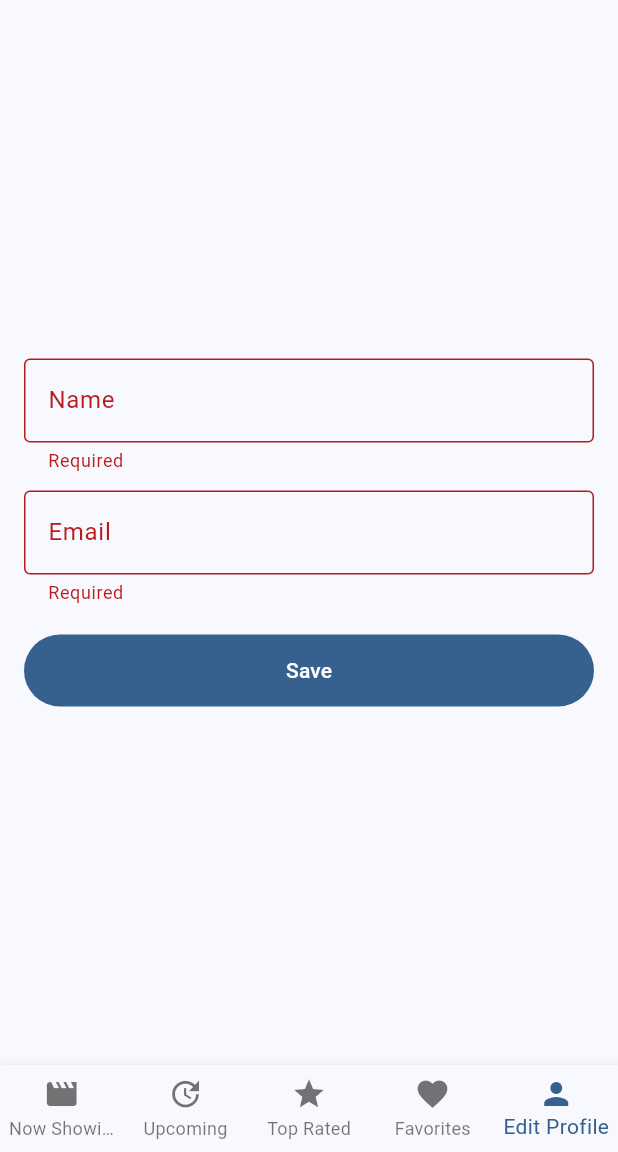
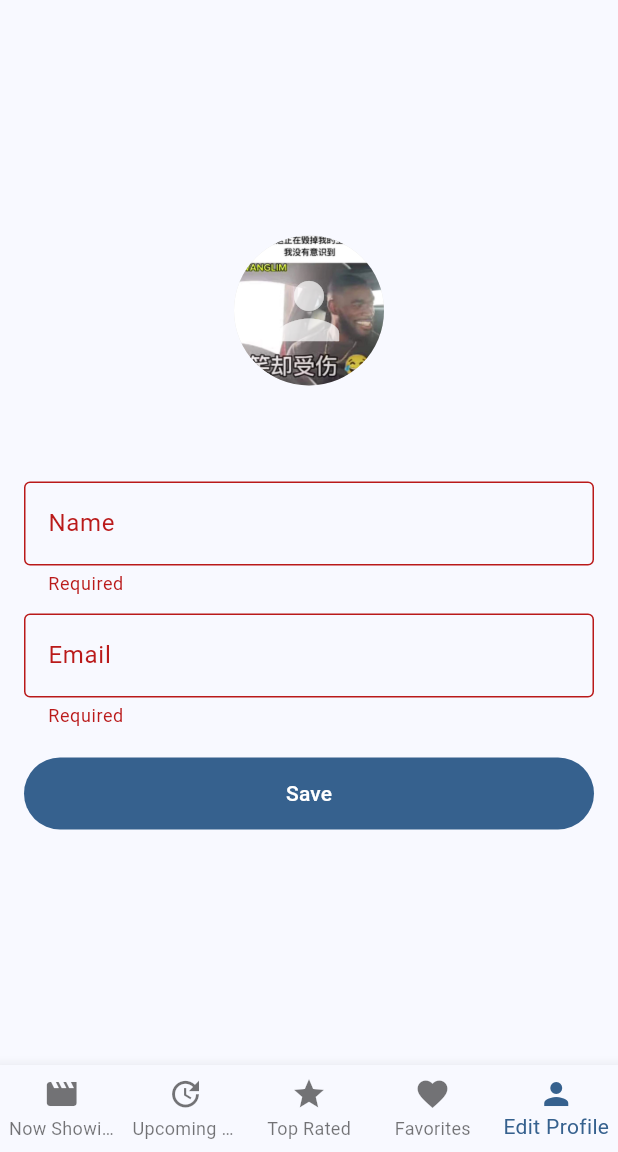
Before and after one commit to muhfaizrahman/final-project-flutter, a Flutter app: the TabsPage screen opened by its route, item 5 of the bottom bar chosen, after a tap on "Save", on a phone screen of 412 x 824 dp, the part 84-1236 px from its top. Run offline on Flutter 3.47's test engine with Material 3 defaults, Android fonts, the phone set to English and light mode, and no system bars.

Commit message:
edit profile page

```diff
--- a/lib/pages/edit_profile_page.dart
+++ b/lib/pages/edit_profile_page.dart
@@ -19,29 +19,46 @@ class _EditProfilePageState extends State<EditProfilePage> {
     super.dispose();
   }
 
-  String? _req(String? v) => (v == null || v.trim().isEmpty) ? 'Required' : null;
+  String? _req(String? v) =>
+      (v == null || v.trim().isEmpty) ? 'Required' : null;
 
   void _save() {
     if (!_formKey.currentState!.validate()) return;
     ScaffoldMessenger.of(context).showSnackBar(
       const SnackBar(content: Text('Profile updated (local only).')),
     );
-    Navigator.pop(context);
   }
 
   @override
   Widget build(BuildContext context) {
     return Scaffold(
-      // appBar: AppBar(title: const Text('Edit Profile')),
       body: Center(
         child: ConstrainedBox(
           constraints: const BoxConstraints(maxWidth: 420),
           child: Padding(
             padding: const EdgeInsets.all(16),
-            child: Form(
-              key: _formKey,
             child: ListView(
               shrinkWrap: true,
+              children: [
+                Column(
+                  children: [
+                    CircleAvatar(
+                      radius: 50,
+                      backgroundColor: Colors.grey.shade300,
+                      backgroundImage: AssetImage('assets/images/profil.png'),
+                      child: const Icon(
+                        Icons.person,
+                        size: 60,
+                        color: Colors.white70,
+                      )
+                    ),
+                    const SizedBox(height: 64),
+                  ],
+                ),
+
+                Form(
+                  key: _formKey,
+                  child: Column(
                     children: [
                       TextFormField(
                         controller: _nameCtrl,
@@ -64,11 +81,14 @@ class _EditProfilePageState extends State<EditProfilePage> {
                       const SizedBox(height: 20),
                       FilledButton(
                         onPressed: _save,
-                    style: FilledButton.styleFrom(minimumSize: const Size.fromHeight(48)),
+                        style: FilledButton.styleFrom(
+                            minimumSize: const Size.fromHeight(48)),
                         child: const Text('Save'),
                       ),
                     ],
                   ),
+                ),
+              ],
             ),
           ),
         ),
--- a/lib/pages/now_showing_page.dart
+++ b/lib/pages/now_showing_page.dart
@@ -1,4 +1,3 @@
-import 'package:final_project/pages/movie_detail_page.dart';
 import 'package:flutter/material.dart';
 import '../widgets/movie_card.dart';
 import '../models/movie.dart';
--- a/lib/pages/tabs_page.dart
+++ b/lib/pages/tabs_page.dart
@@ -25,7 +25,7 @@ class _TabsPageState extends State<TabsPage> {
 
   final _titles = const [
     'Now Showing',
-    'Upcoming',
+    'Upcoming Movies',
     'Top Rated',
     'Favorites',
     'Edit Profile'
@@ -65,7 +65,7 @@ class _TabsPageState extends State<TabsPage> {
         type: BottomNavigationBarType.fixed,
         items: const [
           BottomNavigationBarItem(icon: Icon(Icons.movie), label: 'Now Showing'),
-          BottomNavigationBarItem(icon: Icon(Icons.update), label: 'Upcoming'),
+          BottomNavigationBarItem(icon: Icon(Icons.update), label: 'Upcoming Movies'),
           BottomNavigationBarItem(icon: Icon(Icons.star), label: 'Top Rated'),
           BottomNavigationBarItem(icon: Icon(Icons.favorite), label: 'Favorites'),
           BottomNavigationBarItem(icon: Icon(Icons.person), label: 'Edit Profile'),
```
Also changed, not shown: lib/models/movie.dart (+0 -21 lines), assets/images/profil.png (added). Lines whose indentation alone changed are shown as unchanged.
